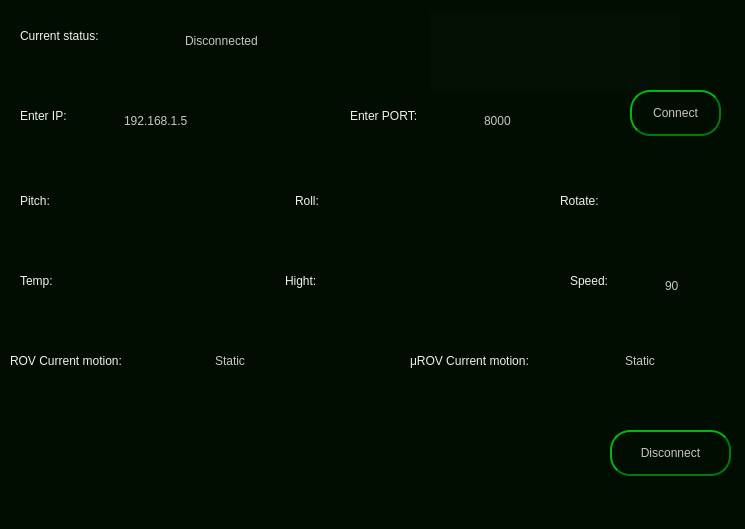
This is GUI_code/client1.ui in EslamEmara/ROV_CrocoMarines- as Qt 5 draws it before an edit. The edited form follows.
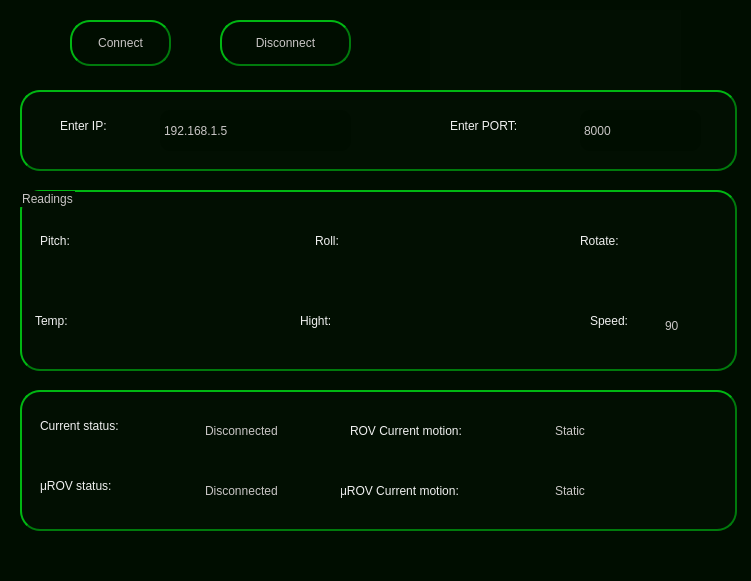
This is the edited form. Icons and pictures are not drawn.

Commit message: changed in design and added micro ROV control

```diff
--- a/GUI_code/client1.ui
+++ b/GUI_code/client1.ui
@@ -6,8 +6,8 @@
    <rect>
     <x>0</x>
     <y>0</y>
-    <width>745</width>
-    <height>529</height>
+    <width>751</width>
+    <height>581</height>
    </rect>
   </property>
   <property name="windowTitle">
@@ -146,7 +146,7 @@
     <property name="geometry">
      <rect>
       <x>660</x>
-      <y>260</y>
+      <y>300</y>
       <width>61</width>
       <height>51</height>
      </rect>
@@ -175,7 +175,7 @@
     <property name="geometry">
      <rect>
       <x>365</x>
-      <y>260</y>
+      <y>300</y>
       <width>61</width>
       <height>51</height>
      </rect>
@@ -204,7 +204,7 @@
     <property name="geometry">
      <rect>
       <x>100</x>
-      <y>260</y>
+      <y>300</y>
       <width>61</width>
       <height>51</height>
      </rect>
@@ -233,7 +233,7 @@
     <property name="geometry">
      <rect>
       <x>365</x>
-      <y>180</y>
+      <y>220</y>
       <width>61</width>
       <height>51</height>
      </rect>
@@ -262,7 +262,7 @@
     <property name="geometry">
      <rect>
       <x>660</x>
-      <y>180</y>
+      <y>220</y>
       <width>61</width>
       <height>51</height>
      </rect>
@@ -291,7 +291,7 @@
     <property name="geometry">
      <rect>
       <x>100</x>
-      <y>180</y>
+      <y>220</y>
       <width>61</width>
       <height>51</height>
      </rect>
@@ -339,9 +339,9 @@
    <widget class="QLabel" name="label">
     <property name="geometry">
      <rect>
-      <x>20</x>
-      <y>180</y>
-      <width>61</width>
+      <x>40</x>
+      <y>220</y>
+      <width>51</width>
       <height>41</height>
      </rect>
     </property>
@@ -372,9 +372,9 @@
    <widget class="QLabel" name="label_3">
     <property name="geometry">
      <rect>
-      <x>295</x>
-      <y>180</y>
-      <width>61</width>
+      <x>315</x>
+      <y>220</y>
+      <width>41</width>
       <height>41</height>
      </rect>
     </property>
@@ -405,9 +405,9 @@
    <widget class="QLabel" name="label_10">
     <property name="geometry">
      <rect>
-      <x>560</x>
-      <y>180</y>
-      <width>81</width>
+      <x>580</x>
+      <y>220</y>
+      <width>71</width>
       <height>41</height>
      </rect>
     </property>
@@ -438,9 +438,9 @@
    <widget class="QLabel" name="label_11">
     <property name="geometry">
      <rect>
-      <x>285</x>
-      <y>260</y>
-      <width>71</width>
+      <x>300</x>
+      <y>300</y>
+      <width>61</width>
       <height>41</height>
      </rect>
     </property>
@@ -471,9 +471,9 @@
    <widget class="QLabel" name="label_12">
     <property name="geometry">
      <rect>
-      <x>20</x>
-      <y>260</y>
-      <width>71</width>
+      <x>35</x>
+      <y>300</y>
+      <width>61</width>
       <height>41</height>
      </rect>
     </property>
@@ -504,9 +504,9 @@
    <widget class="QLabel" name="label_13">
     <property name="geometry">
      <rect>
-      <x>570</x>
-      <y>260</y>
-      <width>81</width>
+      <x>590</x>
+      <y>300</y>
+      <width>61</width>
       <height>41</height>
      </rect>
     </property>
@@ -537,8 +537,8 @@
    <widget class="QLabel" name="label_14">
     <property name="geometry">
      <rect>
-      <x>180</x>
-      <y>20</y>
+      <x>200</x>
+      <y>410</y>
       <width>141</width>
       <height>41</height>
      </rect>
@@ -566,8 +566,8 @@
    <widget class="QLabel" name="label_15">
     <property name="geometry">
      <rect>
-      <x>20</x>
-      <y>20</y>
+      <x>40</x>
+      <y>410</y>
       <width>151</width>
       <height>31</height>
      </rect>
@@ -599,8 +599,8 @@
    <widget class="QLabel" name="label_16">
     <property name="geometry">
      <rect>
-      <x>20</x>
-      <y>100</y>
+      <x>60</x>
+      <y>110</y>
       <width>111</width>
       <height>31</height>
      </rect>
@@ -632,8 +632,8 @@
    <widget class="QLabel" name="label_17">
     <property name="geometry">
      <rect>
-      <x>350</x>
-      <y>100</y>
+      <x>450</x>
+      <y>110</y>
       <width>121</width>
       <height>31</height>
      </rect>
@@ -665,9 +665,9 @@
    <widget class="QPushButton" name="pushButton">
     <property name="geometry">
      <rect>
-      <x>630</x>
-      <y>90</y>
-      <width>91</width>
+      <x>70</x>
+      <y>20</y>
+      <width>101</width>
       <height>46</height>
      </rect>
     </property>
@@ -675,69 +675,11 @@
      <string>Connect</string>
     </property>
    </widget>
-   <widget class="QLineEdit" name="lineEdit">
-    <property name="geometry">
-     <rect>
-      <x>120</x>
-      <y>100</y>
-      <width>191</width>
-      <height>41</height>
-     </rect>
-    </property>
-    <property name="styleSheet">
-     <string notr="true"> color: #c9c5c5;
-	
-font: 75 italic 14pt &quot;Comic Sans MS&quot;;
-
-    border: 0.25px solid #810303;
-    border-radius: 10px;
-    border-style: outset;
-    background: qradialgradient(
-        cx: 0.2, cy: -0.3, fx: 0.2, fy: -0.2,
-        radius: 1.35, stop: 0 #199612, stop: 1 #000000
-        );
-
-	
-    padding: 2px;</string>
-    </property>
-    <property name="text">
-     <string>192.168.1.5</string>
-    </property>
-   </widget>
-   <widget class="QLineEdit" name="lineEdit_2">
-    <property name="geometry">
-     <rect>
-      <x>480</x>
-      <y>100</y>
-      <width>121</width>
-      <height>41</height>
-     </rect>
-    </property>
-    <property name="styleSheet">
-     <string notr="true"> color: #c9c5c5;
-	
-font: 75 italic 14pt &quot;Comic Sans MS&quot;;
-
-    border: 0.25px solid #810303;
-    border-radius: 10px;
-    border-style: outset;
-    background: qradialgradient(
-        cx: 0.2, cy: -0.3, fx: 0.2, fy: -0.2,
-        radius: 1.35, stop: 0 #199612, stop: 1 #000000
-        );
-
-	
-    padding: 2px;</string>
-    </property>
-    <property name="text">
-     <string>8000</string>
-    </property>
-   </widget>
    <widget class="QLabel" name="label_18">
     <property name="geometry">
      <rect>
-      <x>10</x>
-      <y>340</y>
+      <x>350</x>
+      <y>410</y>
       <width>201</width>
       <height>41</height>
      </rect>
@@ -769,8 +711,8 @@
    <widget class="QLabel" name="label_19">
     <property name="geometry">
      <rect>
-      <x>210</x>
-      <y>340</y>
+      <x>550</x>
+      <y>410</y>
       <width>171</width>
       <height>41</height>
      </rect>
@@ -798,9 +740,9 @@
    <widget class="QPushButton" name="pushButton_2">
     <property name="geometry">
      <rect>
-      <x>610</x>
-      <y>430</y>
-      <width>121</width>
+      <x>220</x>
+      <y>20</y>
+      <width>131</width>
       <height>46</height>
      </rect>
     </property>
@@ -811,8 +753,8 @@
    <widget class="QLabel" name="label_20">
     <property name="geometry">
      <rect>
-      <x>410</x>
-      <y>340</y>
+      <x>340</x>
+      <y>470</y>
       <width>211</width>
       <height>41</height>
      </rect>
@@ -844,8 +786,8 @@
    <widget class="QLabel" name="label_21">
     <property name="geometry">
      <rect>
-      <x>620</x>
-      <y>340</y>
+      <x>550</x>
+      <y>470</y>
       <width>101</width>
       <height>41</height>
      </rect>
@@ -870,6 +812,192 @@
      <string>Static</string>
     </property>
    </widget>
+   <widget class="QGroupBox" name="groupBox">
+    <property name="geometry">
+     <rect>
+      <x>20</x>
+      <y>190</y>
+      <width>717</width>
+      <height>181</height>
+     </rect>
+    </property>
+    <property name="styleSheet">
+     <string notr="true">color: #c9c5c5;
+	font: 75 12pt &quot;Arial&quot;;
+
+    border: 2px solid #007a0c;
+    border-radius: 20px;
+    border-style: outset;
+background-color: rgba(255, 255, 255,2);</string>
+    </property>
+    <property name="title">
+     <string>Readings</string>
+    </property>
+   </widget>
+   <widget class="QLabel" name="label_22">
+    <property name="geometry">
+     <rect>
+      <x>20</x>
+      <y>90</y>
+      <width>717</width>
+      <height>81</height>
+     </rect>
+    </property>
+    <property name="styleSheet">
+     <string notr="true">color: #c9c5c5;
+	font: 75 12pt &quot;Arial&quot;;
+
+    border: 2px solid #007a0c;
+    border-radius: 20px;
+    border-style: outset;
+background-color: rgba(255, 255, 255,2);</string>
+    </property>
+    <property name="text">
+     <string/>
+    </property>
+   </widget>
+   <widget class="QLineEdit" name="lineEdit">
+    <property name="geometry">
+     <rect>
+      <x>160</x>
+      <y>110</y>
+      <width>191</width>
+      <height>41</height>
+     </rect>
+    </property>
+    <property name="styleSheet">
+     <string notr="true"> color: #c9c5c5;
+	
+font: 75 italic 14pt &quot;Comic Sans MS&quot;;
+
+    border: 0.25px solid #810303;
+    border-radius: 10px;
+    border-style: outset;
+    background: qradialgradient(
+        cx: 0.2, cy: -0.3, fx: 0.2, fy: -0.2,
+        radius: 1.35, stop: 0 #199612, stop: 1 #000000
+        );
+
+	
+    padding: 2px;</string>
+    </property>
+    <property name="text">
+     <string>192.168.1.5</string>
+    </property>
+   </widget>
+   <widget class="QLineEdit" name="lineEdit_2">
+    <property name="geometry">
+     <rect>
+      <x>580</x>
+      <y>110</y>
+      <width>121</width>
+      <height>41</height>
+     </rect>
+    </property>
+    <property name="styleSheet">
+     <string notr="true"> color: #c9c5c5;
+	
+font: 75 italic 14pt &quot;Comic Sans MS&quot;;
+
+    border: 0.25px solid #810303;
+    border-radius: 10px;
+    border-style: outset;
+    background: qradialgradient(
+        cx: 0.2, cy: -0.3, fx: 0.2, fy: -0.2,
+        radius: 1.35, stop: 0 #199612, stop: 1 #000000
+        );
+
+	
+    padding: 2px;</string>
+    </property>
+    <property name="text">
+     <string>8000</string>
+    </property>
+   </widget>
+   <widget class="QLabel" name="label_23">
+    <property name="geometry">
+     <rect>
+      <x>40</x>
+      <y>470</y>
+      <width>151</width>
+      <height>31</height>
+     </rect>
+    </property>
+    <property name="styleSheet">
+     <string notr="true"> color: #c9c5c5;
+	
+font: 75 italic 14pt &quot;Comic Sans MS&quot;;
+
+    border: 0.25px solid #810303;
+    border-radius: 10px;
+    border-style: outset;
+/*background-color:#042402 ;*/
+    
+
+	
+    padding: 2px;
+
+
+/*background: qradialgradient(
+        cx: 0.2, cy: -0.3, fx: 0.2, fy: -0.2,
+        radius: 1.35, stop: 0 #199612, stop: 1 #000000
+        );</string>
+    </property>
+    <property name="text">
+     <string>μROV status:</string>
+    </property>
+   </widget>
+   <widget class="QLabel" name="label_24">
+    <property name="geometry">
+     <rect>
+      <x>200</x>
+      <y>470</y>
+      <width>141</width>
+      <height>41</height>
+     </rect>
+    </property>
+    <property name="styleSheet">
+     <string notr="true"> color: #c9c5c5;
+	
+font: 75 italic 14pt &quot;Comic Sans MS&quot;;
+
+    border: 0.25px solid #810303;
+    border-radius: 10px;
+    border-style: outset;
+    background: qradialgradient(
+        cx: 0.2, cy: -0.3, fx: 0.2, fy: -0.2,
+        radius: 1.35, stop: 0 #199612, stop: 1 #000000
+        );
+
+	
+    padding: 2px;</string>
+    </property>
+    <property name="text">
+     <string>Disconnected</string>
+    </property>
+   </widget>
+   <widget class="QLabel" name="label_25">
+    <property name="geometry">
+     <rect>
+      <x>20</x>
+      <y>390</y>
+      <width>717</width>
+      <height>141</height>
+     </rect>
+    </property>
+    <property name="styleSheet">
+     <string notr="true">color: #c9c5c5;
+	font: 75 12pt &quot;Arial&quot;;
+
+    border: 2px solid #007a0c;
+    border-radius: 20px;
+    border-style: outset;
+background-color: rgba(255, 255, 255,2);</string>
+    </property>
+    <property name="text">
+     <string/>
+    </property>
+   </widget>
   </widget>
   <widget class="QMenuBar" name="menubar">
    <property name="geometry">
```
Left out of the diff: 14 changed lines with no effect on the pictures. The commit also changes 1 other file.
